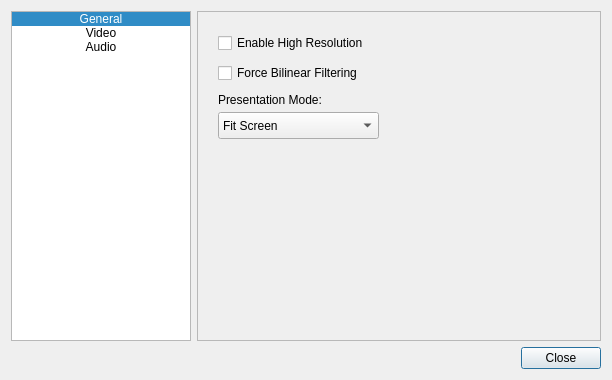
The window that build_unix/settingsdialog.ui (jpd002/Play-) describes before a commit, drawn with Qt 5.
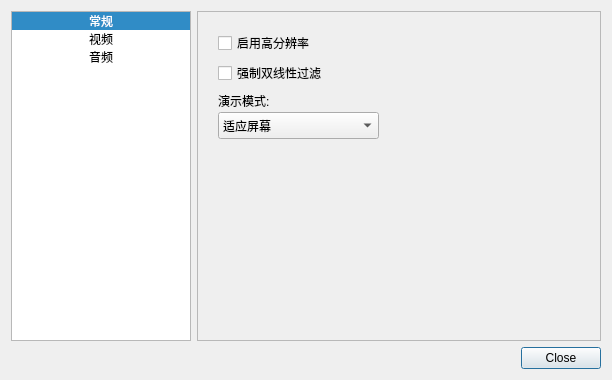
The same window after the commit. The open tabs and pages were chosen to show the change. Icons and pictures are not drawn.

Commit message: China localization

```diff
--- a/build_unix/settingsdialog.ui
+++ b/build_unix/settingsdialog.ui
@@ -54,7 +54,7 @@
      </property>
      <item>
       <property name="text">
-       <string>General</string>
+       <string>常规</string>
       </property>
       <property name="font">
        <font>
@@ -74,7 +74,7 @@
      </item>
      <item>
       <property name="text">
-       <string>Video</string>
+       <string>视频</string>
       </property>
       <property name="textAlignment">
        <set>AlignCenter</set>
@@ -89,7 +89,7 @@
      </item>
      <item>
       <property name="text">
-       <string>Audio</string>
+       <string>音频</string>
       </property>
       <property name="font">
        <font>
@@ -143,7 +143,7 @@
         </rect>
        </property>
        <property name="text">
-        <string>Enable High Resolution</string>
+        <string>启用高分辨率</string>
        </property>
       </widget>
       <widget class="QCheckBox" name="checkBox_force_bilinear_filtering">
@@ -156,7 +156,7 @@
         </rect>
        </property>
        <property name="text">
-        <string>Force Bilinear Filtering</string>
+        <string>强制双线性过滤</string>
        </property>
       </widget>
       <widget class="QComboBox" name="comboBox_presentation_mode">
@@ -178,7 +178,7 @@
        </item>
        <item>
         <property name="text">
-         <string>Fit Screen</string>
+         <string>适应屏幕</string>
         </property>
        </item>
        <item>
@@ -197,7 +197,7 @@
         </rect>
        </property>
        <property name="text">
-        <string>&lt;html&gt;&lt;head/&gt;&lt;body&gt;&lt;p&gt;Presentation Mode:&lt;/p&gt;&lt;/body&gt;&lt;/html&gt;</string>
+        <string>&lt;html&gt;&lt;head/&gt;&lt;body&gt;&lt;p&gt;演示模式:&lt;/p&gt;&lt;/body&gt;&lt;/html&gt;</string>
        </property>
       </widget>
      </widget>
```
Left out of the diff: 8 changed lines with no effect on the pictures.
